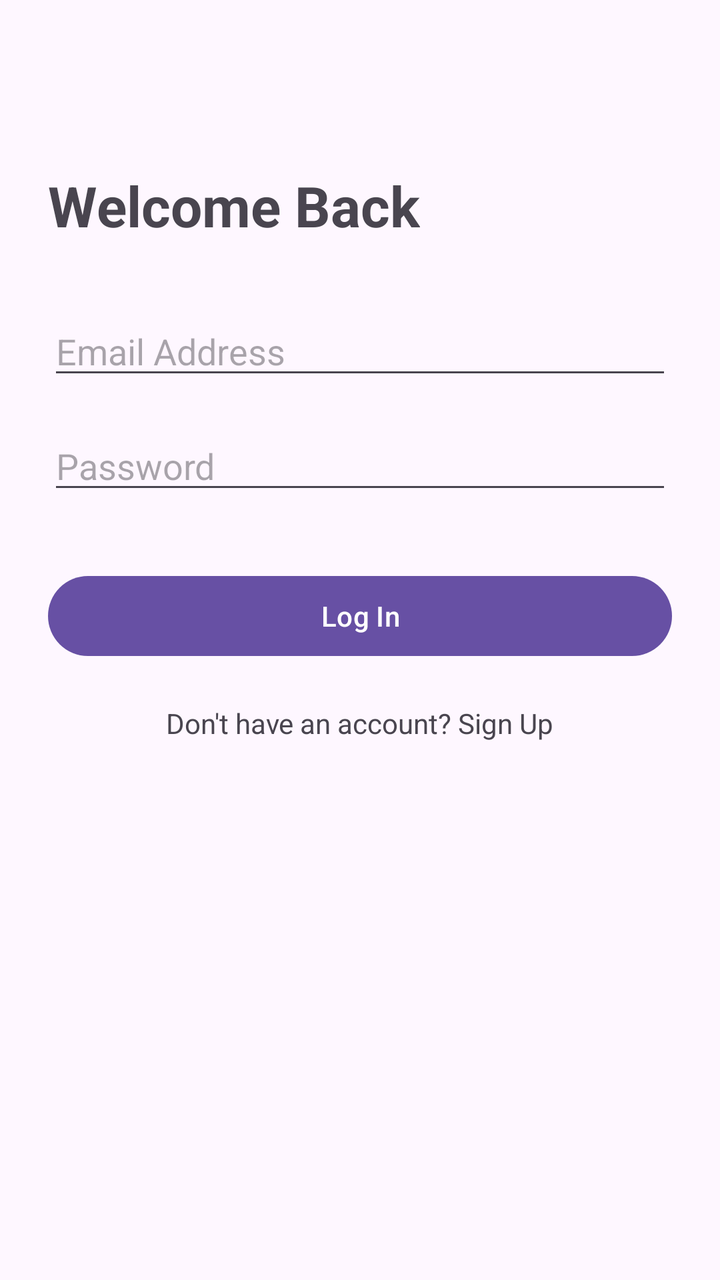
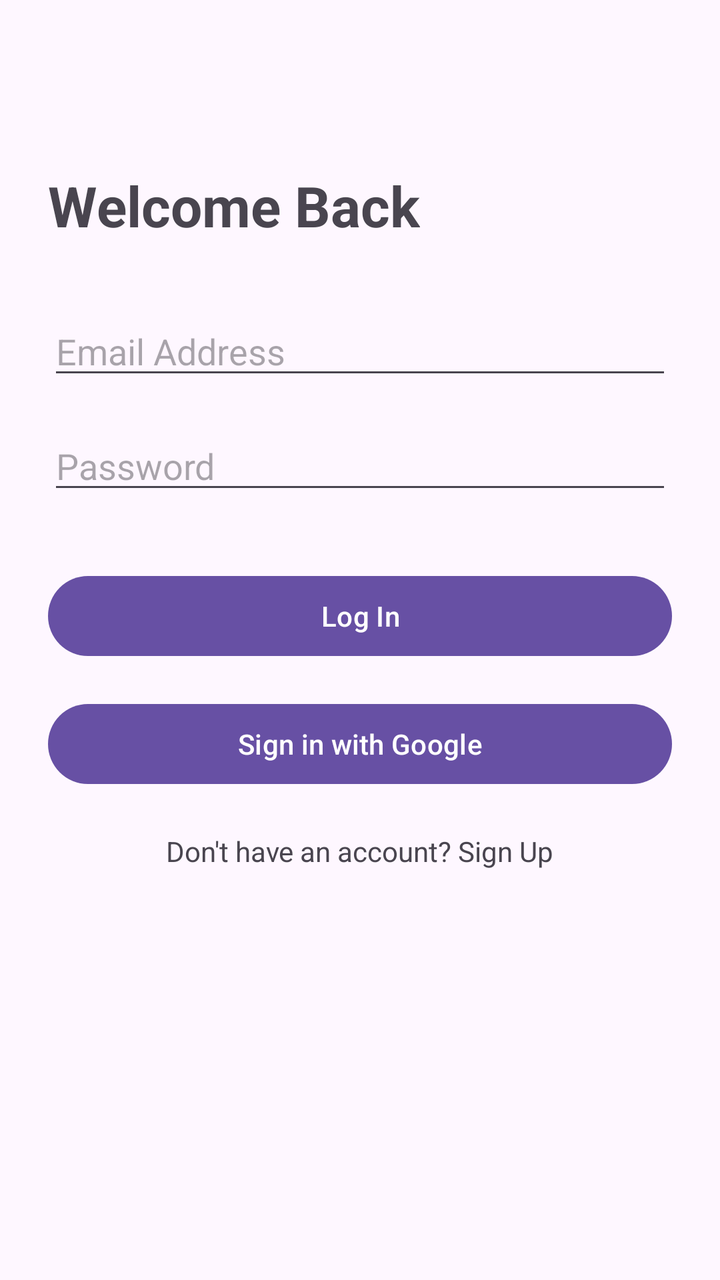

The first picture is an Android layout as it rendered before a commit; the second is the same layout after the commit. The layout source and the unified diff follow.
<!-- AndroidManifest.xml: application theme Theme.Zenzeleni -->
<!-- res/layout/activity_login.xml -->
<?xml version="1.0" encoding="utf-8"?>
<androidx.constraintlayout.widget.ConstraintLayout xmlns:android="http://schemas.android.com/apk/res/android"
    xmlns:app="http://schemas.android.com/apk/res-auto"
    android:layout_width="match_parent"
    android:layout_height="match_parent"
    android:padding="24dp">

    <TextView
        android:id="@+id/loginTitleText"
        android:layout_width="wrap_content"
        android:layout_height="wrap_content"
        android:text="@string/login_title"
        android:textSize="28sp"
        android:textStyle="bold"
        app:layout_constraintTop_toTopOf="parent"
        app:layout_constraintStart_toStartOf="parent"
        android:layout_marginTop="60dp" />

    <EditText
        android:id="@+id/loginEmailInput"
        android:layout_width="0dp"
        android:layout_height="wrap_content"
        android:hint="@string/login_email_hint"
        android:inputType="textEmailAddress"
        app:layout_constraintTop_toBottomOf="@id/loginTitleText"
        app:layout_constraintStart_toStartOf="parent"
        app:layout_constraintEnd_toEndOf="parent"
        android:layout_marginTop="32dp" />

    <EditText
        android:id="@+id/loginPasswordInput"
        android:layout_width="0dp"
        android:layout_height="wrap_content"
        android:hint="@string/login_password_hint"
        android:inputType="textPassword"
        app:layout_constraintTop_toBottomOf="@id/loginEmailInput"
        app:layout_constraintStart_toStartOf="parent"
        app:layout_constraintEnd_toEndOf="parent"
        android:layout_marginTop="16dp" />

    <Button
        android:id="@+id/loginButton"
        android:layout_width="0dp"
        android:layout_height="wrap_content"
        android:text="@string/login_button"
        app:layout_constraintTop_toBottomOf="@id/loginPasswordInput"
        app:layout_constraintStart_toStartOf="parent"
        app:layout_constraintEnd_toEndOf="parent"
        android:layout_marginTop="32dp" />

    <TextView
        android:id="@+id/goToRegisterText"
        android:layout_width="wrap_content"
        android:layout_height="wrap_content"
        android:text="@string/login_go_to_register"
        app:layout_constraintTop_toBottomOf="@id/loginButton"
        app:layout_constraintStart_toStartOf="parent"
        app:layout_constraintEnd_toEndOf="parent"
        android:layout_marginTop="20dp" />

    <TextView
        android:id="@+id/loginErrorText"
        android:layout_width="0dp"
        android:layout_height="wrap_content"
        android:textColor="#FF0000"
        app:layout_constraintTop_toBottomOf="@id/goToRegisterText"
        app:layout_constraintStart_toStartOf="parent"
        app:layout_constraintEnd_toEndOf="parent"
        android:layout_marginTop="12dp" />

</androidx.constraintlayout.widget.ConstraintLayout>
<!-- resources referenced by this layout -->
<resources>
  <string name="login_button">Log In</string>
  <string name="login_email_hint">Email Address</string>
  <string name="login_go_to_register">Don\'t have an account? Sign Up</string>
  <string name="login_password_hint">Password</string>
  <string name="login_title">Welcome Back</string>
  <style name="Theme.Zenzeleni" parent="Base.Theme.Zenzeleni" />
  <style name="Base.Theme.Zenzeleni" parent="Theme.Material3.DayNight.NoActionBar">
          
          
      </style>
</resources>

<!-- the commit's change to res/layout/activity_login.xml (unified diff, before → after) -->
@@ -48,12 +48,22 @@
         app:layout_constraintEnd_toEndOf="parent"
         android:layout_marginTop="32dp" />
 
+    <Button
+        android:id="@+id/googleSignInButton"
+        android:layout_width="0dp"
+        android:layout_height="wrap_content"
+        android:text="Sign in with Google"
+        app:layout_constraintTop_toBottomOf="@id/loginButton"
+        app:layout_constraintStart_toStartOf="parent"
+        app:layout_constraintEnd_toEndOf="parent"
+        android:layout_marginTop="16dp" />
+
     <TextView
         android:id="@+id/goToRegisterText"
         android:layout_width="wrap_content"
         android:layout_height="wrap_content"
         android:text="@string/login_go_to_register"
-        app:layout_constraintTop_toBottomOf="@id/loginButton"
+        app:layout_constraintTop_toBottomOf="@id/googleSignInButton"
         app:layout_constraintStart_toStartOf="parent"
         app:layout_constraintEnd_toEndOf="parent"
         android:layout_marginTop="20dp" />
